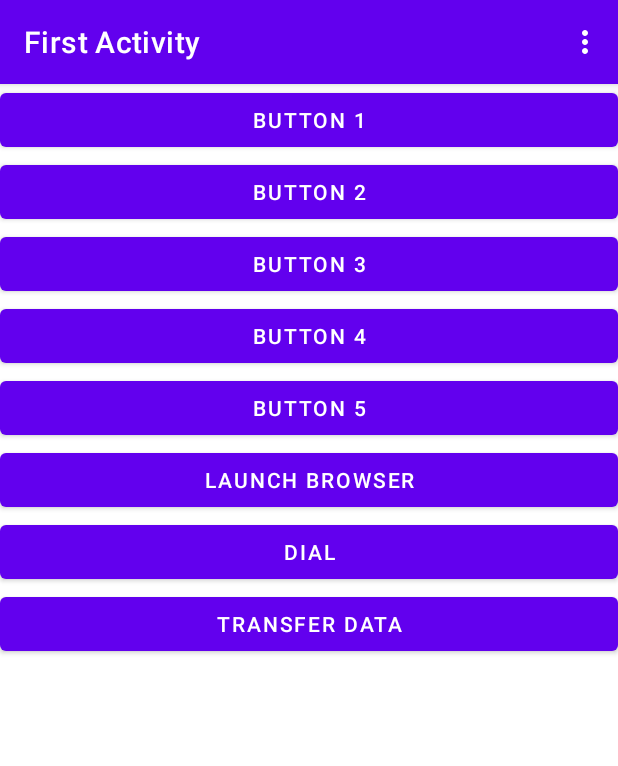
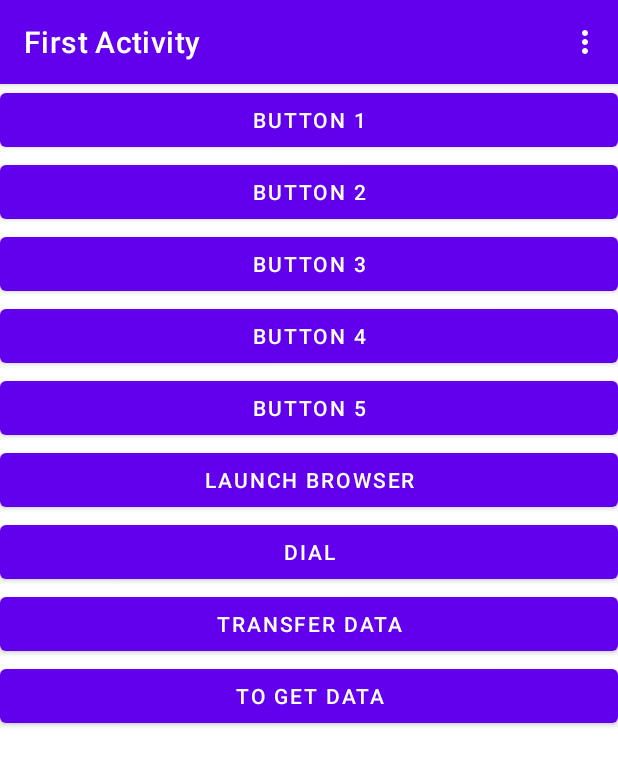
Before and after one commit to fansuregrin/AndroidStudyNotes, an Android app: the screen it shows after launch (FirstActivity), on a phone screen of 412 x 824 dp. Shown: the top 766 px of the screen. Run offline under Robolectric (Android 15) with nearby library versions, the phone set to English and light mode, and no system bars.

Commit message:
Add: return data from the next activity

```diff
--- a/ActivityTest/app/build.gradle
+++ b/ActivityTest/app/build.gradle
@@ -30,6 +30,7 @@ android {
 
 dependencies {
 
+    implementation libs.activity.ktx
     implementation libs.appcompat
     implementation libs.material
     implementation libs.activity
--- a/ActivityTest/app/src/main/java/com/example/activitytest/FirstActivity.java
+++ b/ActivityTest/app/src/main/java/com/example/activitytest/FirstActivity.java
@@ -9,6 +9,8 @@ import android.view.View;
 import android.widget.Button;
 import android.widget.Toast;
 import android.util.Log;
+import androidx.activity.result.ActivityResultLauncher;
+import androidx.activity.result.contract.ActivityResultContracts;
 import androidx.appcompat.app.AppCompatActivity;
 
 public class FirstActivity extends AppCompatActivity {
@@ -80,6 +82,25 @@ public class FirstActivity extends AppCompatActivity {
             intent.putExtra("extra_data", data);
             startActivity(intent);
         });
+
+
+        ActivityResultLauncher<Intent> launcher = registerForActivityResult(
+                new ActivityResultContracts.StartActivityForResult(),
+                result -> {
+                    if (result.getResultCode() == FirstActivity.RESULT_OK) {
+                        Intent data = result.getData();
+                        assert data != null;
+                        String returnedData = data.getStringExtra("data_return");
+                        assert returnedData != null;
+                        Log.d(TAG, returnedData);
+                    }
+                }
+        );
+        Button button9 = findViewById(R.id.button_9);
+        button9.setOnClickListener(v -> {
+            Intent intent = new Intent(FirstActivity.this, TargetActivity.class);
+            launcher.launch(intent);
+        });
     }
 
     @Override
--- a/ActivityTest/app/src/main/res/layout/first_layout.xml
+++ b/ActivityTest/app/src/main/res/layout/first_layout.xml
@@ -50,4 +50,10 @@
         android:layout_height="wrap_content"
         android:id="@+id/button_8"
         android:text="@string/transfer_data" />
+
+    <Button
+        android:layout_width="match_parent"
+        android:layout_height="wrap_content"
+        android:id="@+id/button_9"
+        android:text="@string/to_get_data" />
 </LinearLayout>
--- a/ActivityTest/app/src/main/res/values/strings.xml
+++ b/ActivityTest/app/src/main/res/values/strings.xml
@@ -17,4 +17,6 @@
     <string name="third_activity_greet">Hi! There is third activity.</string>
     <string name="dial">Dial</string>
     <string name="transfer_data">Transfer Data</string>
+    <string name="to_get_data">To Get Data</string>
+    <string name="return_data">Return Data</string>
 </resources>
--- a/ActivityTest/gradle/libs.versions.toml
+++ b/ActivityTest/gradle/libs.versions.toml
@@ -9,6 +9,7 @@ activity = "1.9.1"
 constraintlayout = "2.1.4"
 
 [libraries]
+activity-ktx = { module = "androidx.activity:activity-ktx", version.ref = "activity" }
 junit = { group = "junit", name = "junit", version.ref = "junit" }
 ext-junit = { group = "androidx.test.ext", name = "junit", version.ref = "junitVersion" }
 espresso-core = { group = "androidx.test.espresso", name = "espresso-core", version.ref = "espressoCore" }
```
Also changed, not shown: ActivityTest/app/src/main/AndroidManifest.xml (+7 -1 lines), ActivityTest/app/src/main/java/com/example/activitytest/TargetActivity.java (added, +37 -0 lines), ActivityTest/app/src/main/res/layout/target_layout.xml (added, +12 -0 lines), 1 other file.
